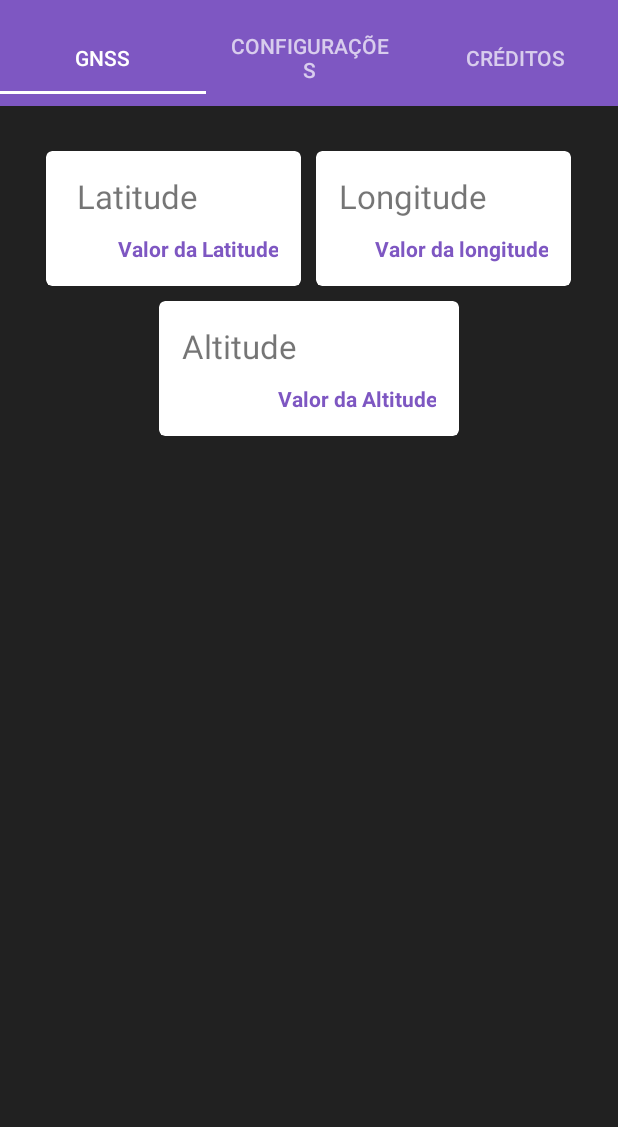
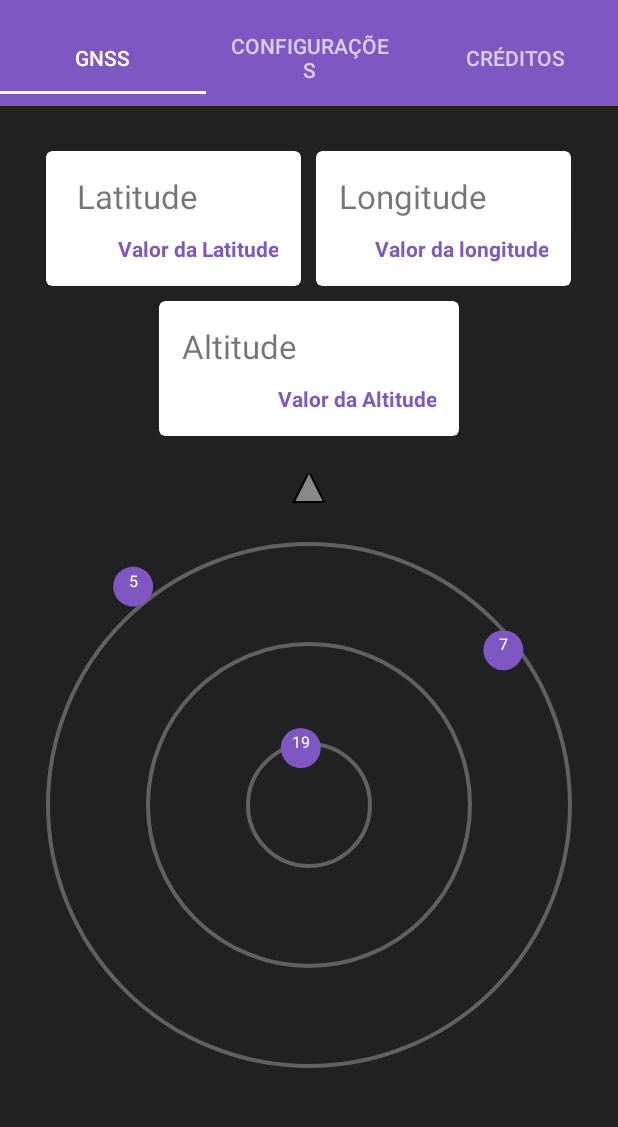
Before and after one commit to SamSCarvalho/geolocation-list, an Android app: the screen it shows after launch (MainActivity), on a phone screen of 412 x 824 dp, the part 62-1189 px from its top. Run offline under Robolectric (Android 15) with nearby library versions, the phone set to English and light mode, and no system bars; 1 statement that could not run was skipped.

Commit message:
Sky VIew e desenho de rotas

```diff
--- a/app/src/main/java/com/example/geolocationlist/Gnss.java
+++ b/app/src/main/java/com/example/geolocationlist/Gnss.java
@@ -102,9 +102,9 @@ public class Gnss extends Fragment implements LocationListener, GpsStatus.Listen
         TextView longitudeText = (TextView) getActivity().findViewById(R.id.longitudeValue);
         TextView latitudeText = (TextView) getActivity().findViewById(R.id.latitudeValue);
 
-        altitudeText.setText(location.getAltitude()+"");
-        longitudeText.setText(location.getLongitude()+"");
-        latitudeText.setText(location.getLatitude()+"");
+        altitudeText.setText(Location.convert(location.getAltitude(),Location.FORMAT_SECONDS));
+        longitudeText.setText(Location.convert(location.getLongitude(),Location.FORMAT_SECONDS));
+        latitudeText.setText(Location.convert(location.getLatitude(),Location.FORMAT_SECONDS));
     }
     @Override
     public void onProviderDisabled(String provider) { }
@@ -116,6 +116,19 @@ public class Gnss extends Fragment implements LocationListener, GpsStatus.Listen
 
     @Override
     public void onGpsStatusChanged(int i) {
-
+        String coords = "";
+        try {
+            GpsStatus gpsStatus = locationManager.getGpsStatus(null);
+            if (gpsStatus != null) {
+                Iterable<GpsSatellite> sats = gpsStatus.getSatellites();
+                for (GpsSatellite sat: sats) {
+                    coords+=sat.getPrn()+";"+sat.getAzimuth()+";"+sat.getElevation()+";"
+                            +sat.getSnr()+";"+sat.usedInFix()+"\n";
+                }
+            }
+        } catch (SecurityException e){
+            e.printStackTrace();
+        }
+        Log.d("SATELITES", coords);
     }
 }
--- /dev/null
+++ b/app/src/main/java/com/example/geolocationlist/SkyView.java
@@ -0,0 +1,155 @@
+package com.example.geolocationlist;
+
+import android.content.Context;
+import android.content.res.Resources;
+import android.content.res.TypedArray;
+import android.graphics.Canvas;
+import android.graphics.Color;
+import android.graphics.Matrix;
+import android.graphics.Paint;
+import android.graphics.Path;
+import android.location.GpsSatellite;
+import android.util.AttributeSet;
+import android.util.TypedValue;
+import android.view.View;
+
+import androidx.annotation.Nullable;
+
+public class SkyView extends View {
+    private int circleColor, textColor, satColor;
+    private static int SAT_RADIUS;
+    private String text;
+    private double mOrientation = 0.0;
+
+
+    public SkyView(Context context, @Nullable AttributeSet attrs) {
+        super(context, attrs);
+        SAT_RADIUS = dpToPixels(context, 5);
+        TypedArray a = context.getTheme().obtainStyledAttributes(attrs, R.styleable.custom_attributes,
+                0, 0);
+        try {
+            circleColor = a.getInteger(R.styleable.custom_attributes_skyView_circleColor, 0);
+            textColor = a.getInteger(R.styleable.custom_attributes_skyView_textColor, 0);
+            text = a.getString(R.styleable.custom_attributes_skyView_text);
+            satColor = a.getInteger(R.styleable.custom_attributes_skyView_satColor, 0);
+
+        } finally {
+            a.recycle();
+        }
+    }
+
+    @Override
+    protected void onDraw(Canvas canvas) {
+        super.onDraw(canvas);
+        Paint paint = new Paint();
+        int viewWidthHalf = this.getMeasuredWidth()/2;
+        int viewHeightHalf = this.getMeasuredHeight()/2;
+        int radius = 0;
+
+        if(viewWidthHalf>viewHeightHalf)
+            radius=viewHeightHalf-10;
+        else
+            radius=viewWidthHalf-10;
+
+        paint.setStyle(Paint.Style.STROKE);
+        paint.setStrokeWidth(4);
+        paint.setColor(circleColor);
+        canvas.drawCircle(viewWidthHalf, viewHeightHalf, radius, paint);
+        paint.setStyle(Paint.Style.STROKE);
+        paint.setStrokeWidth(4);
+        paint.setColor(circleColor);
+        canvas.drawCircle(viewWidthHalf, viewHeightHalf, radius-100, paint);
+        canvas.drawCircle(viewWidthHalf, viewHeightHalf, radius-200, paint);
+
+        drawSatellite(canvas, paint, 9, 312, 35, 5, true);
+        drawSatellite(canvas, paint, 87, 250, 0, 19, false);
+        drawSatellite(canvas, paint, 16, 64, 0, 7, false);
+
+        drawNorthIndicator(canvas);
+    }
+
+    private void drawNorthIndicator(Canvas c) {
+        int s = (getWidth() < getHeight()) ? getWidth() : getHeight();
+        float radius = s / 2;
+        double angle = Math.toRadians(-mOrientation);
+        final float ARROW_HEIGHT_SCALE = 0.05f;
+        final float ARROW_WIDTH_SCALE = 0.1f;
+
+        float x1, y1;  // Tip of arrow
+        x1 = radius;
+        y1 = elevationToRadius(s, 90.0f);
+
+        float x2, y2;
+        x2 = x1 + radius * ARROW_HEIGHT_SCALE;
+        y2 = y1 + radius * ARROW_WIDTH_SCALE;
+
+        float x3, y3;
+        x3 = x1 - radius * ARROW_HEIGHT_SCALE;
+        y3 = y1 + radius * ARROW_WIDTH_SCALE;
+
+        Path path = new Path();
+        path.setFillType(Path.FillType.EVEN_ODD);
+        path.moveTo(x1, y1);
+        path.lineTo(x2, y2);
+        path.lineTo(x3, y3);
+        path.lineTo(x1, y1);
+        path.close();
+
+        // Rotate arrow around center point
+        Matrix matrix = new Matrix();
+        matrix.postRotate((float) -mOrientation, radius, radius);
+        path.transform(matrix);
+
+        Paint mNorthPaint, mNorthFillPaint;
+
+        mNorthPaint = new Paint();
+        mNorthPaint.setColor(Color.BLACK);
+        mNorthPaint.setStyle(Paint.Style.STROKE);
+        mNorthPaint.setStrokeWidth(4.0f);
+        mNorthPaint.setAntiAlias(true);
+
+        mNorthFillPaint = new Paint();
+        mNorthFillPaint.setColor(Color.GRAY);
+        mNorthFillPaint.setStyle(Paint.Style.FILL);
+        mNorthFillPaint.setStrokeWidth(4.0f);
+        mNorthFillPaint.setAntiAlias(true);
+
+        c.drawPath(path, mNorthPaint);
+        c.drawPath(path, mNorthFillPaint);
+    }
+
+    public void drawSatellite(Canvas canvas, Paint paint, float elev, float azim,
+                               float snrCn0, int prn, boolean usedInFix) {
+        double angle;
+        int minScreenDimen;
+        float radiusSat;
+        float x, y;
+
+        minScreenDimen = (getWidth() < getHeight()) ? getWidth() : getHeight();
+        angle = (float) Math.toRadians(azim);
+
+        radiusSat = elevationToRadius(minScreenDimen, elev);
+        x = (float) ((minScreenDimen / 2) + (radiusSat * Math.sin(angle)));
+        y = (float) ((minScreenDimen / 2) - (radiusSat * Math.cos(angle)));
+
+        paint.setStyle(Paint.Style.FILL);
+        paint.setColor(satColor);
+        canvas.drawCircle(x, y, 20, paint);
+        paint.setColor(textColor);
+        paint.setTextAlign(Paint.Align.CENTER);
+        paint.setTextSize(16);
+        canvas.drawText(prn+"", x, y, paint);
+    }
+
+    public static float elevationToRadius(int s, float elev) {
+        return ((s / 2) - SAT_RADIUS) * (1.0f - (elev / 90.0f));
+    }
+
+    public static int dpToPixels(Context context, float dp) {
+        // Get the screen's density scale
+        final float scale = context.getResources().getDisplayMetrics().density;
+        // Convert the dps to pixels, based on density scale
+        return (int) (dp * scale + 0.5f);
+    }
+
+}
--- a/app/src/main/res/layout/gnss.xml
+++ b/app/src/main/res/layout/gnss.xml
@@ -1,6 +1,8 @@
 <?xml version="1.0" encoding="utf-8"?>
 <LinearLayout
     xmlns:android="http://schemas.android.com/apk/res/android"
+    xmlns:app="http://schemas.android.com/apk/res-auto"
+    xmlns:custom="http://schemas.android.com/apk/res-auto"
     android:orientation="vertical"
     android:layout_width="match_parent"
     android:layout_height="match_parent"
@@ -113,5 +115,18 @@
             </LinearLayout>
         </com.google.android.material.card.MaterialCardView>
     </LinearLayout>
+    <com.example.geolocationlist.SkyView
+        android:layout_width="match_parent"
+        android:layout_height="match_parent"
+        app:layout_constraintBottom_toBottomOf="parent"
+        app:layout_constraintEnd_toEndOf="parent"
+        app:layout_constraintStart_toStartOf="parent"
+        app:layout_constraintTop_toTopOf="parent"
+        custom:skyView_circleColor="#616161"
+        custom:skyView_text="UNEB"
+        custom:skyView_textColor="#fff"
+        custom:skyView_satColor="@color/colorPrimary"
+        android:layout_margin="25dp"
+        />
 
 </LinearLayout>
--- /dev/null
+++ b/app/src/main/res/values/attr.xml
@@ -0,0 +1,9 @@
+<?xml version="1.0" encoding="utf-8"?>
+<resources>
+    <declare-styleable name="custom_attributes">
+        <attr name="skyView_text" format="string"/>
+        <attr name="skyView_circleColor" format="color"/>
+        <attr name="skyView_textColor" format="color"/>
+        <attr name="skyView_satColor" format="color"/>
+    </declare-styleable>
+</resources>
```
